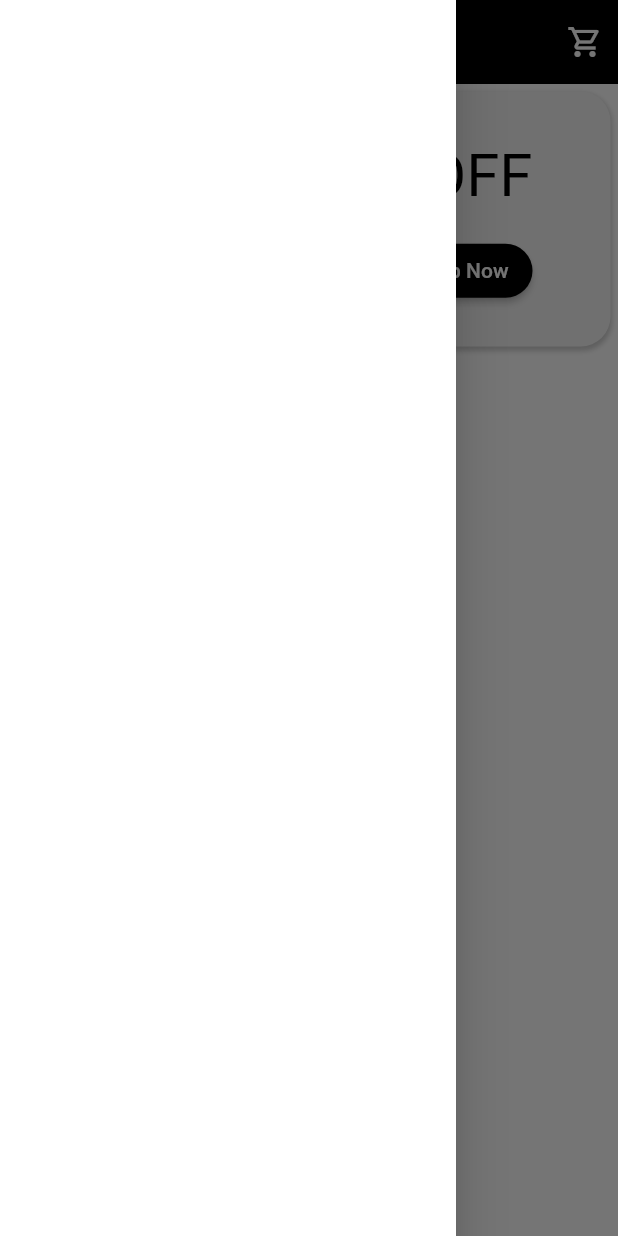
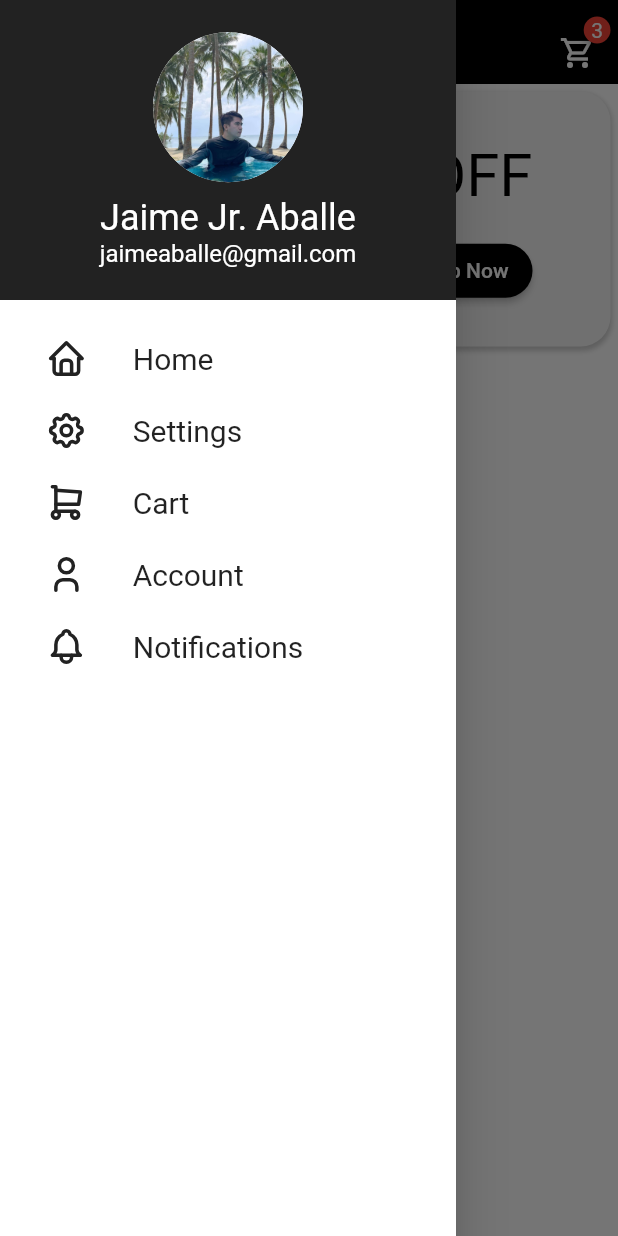
Before and after one commit to janjan011029/sneakers_app, a Flutter app: the HomePage screen opened directly, with the side drawer open, on a phone screen of 412 x 824 dp. Run offline on Flutter 3.47's test engine with Material 2 defaults, Android fonts, the light colour scheme and no system bars; drawn by our look-alikes of badges; our stand-ins replace awesome_snackbar_content, cached_network_image, dio, equatable, flutter_bloc, flutter_tabler_icons and 3 more; accounts and stored records are empty; generated files the repository leaves out were written again; network calls fail; Roboto replaces fonts that are missing (Raleway).

Commit message:
Add state management for cart module and design UI for drawer in home page.

```diff
--- a/lib/features/home/presentation/pages/home_page.dart
+++ b/lib/features/home/presentation/pages/home_page.dart
@@ -1,6 +1,8 @@
 import 'package:flutter/material.dart';
 import 'package:flutter_bloc/flutter_bloc.dart';
+import 'package:flutter_tabler_icons/flutter_tabler_icons.dart';
 import 'package:go_router/go_router.dart';
+import 'package:badges/badges.dart' as badges;
 
 import '../../../../api/client.dart';
 import '../../../../utils/constant/app_enums.dart';
@@ -33,12 +35,20 @@ class _HomePageState extends State<HomePage> {
           appBar: AppBar(
             actions: [
               Padding(
-                padding: const EdgeInsets.only(right: 10),
+                padding: const EdgeInsets.only(right: 15, top: 15),
                 child: GestureDetector(
-                    onTap: () {
-                      context.push('/cart');
-                    },
-                    child: const Icon(Icons.shopping_cart_outlined)),
+                  onTap: () {
+                    context.push('/cart');
+                  },
+                  child: const badges.Badge(
+                      badgeContent: Text(
+                        '3',
+                        style: TextStyle(
+                          color: Colors.white,
+                        ),
+                      ),
+                      child: Icon(Icons.shopping_cart_outlined)),
+                ),
               ),
             ],
             centerTitle: true,
@@ -117,8 +127,114 @@ class NavigationDrawer extends StatelessWidget {
 
   @override
   Widget build(BuildContext context) {
-    return const Drawer(
+    return Drawer(
       backgroundColor: Colors.white,
+      child: Column(
+        crossAxisAlignment: CrossAxisAlignment.stretch,
+        children: [
+          _renderHeader(),
+          const SizedBox(height: 15),
+          const DrawerIconText(
+            icon: TablerIcons.home,
+            title: 'Home',
+          ),
+          const DrawerIconText(
+            icon: TablerIcons.settings,
+            title: 'Settings',
+          ),
+          const DrawerIconText(
+            icon: TablerIcons.shopping_cart,
+            title: 'Cart',
+          ),
+          const DrawerIconText(
+            icon: TablerIcons.user,
+            title: 'Account',
+          ),
+          const DrawerIconText(
+            icon: TablerIcons.bell,
+            title: 'Notifications',
+          ),
+        ],
+      ),
+    );
+  }
+
+  Container _renderHeader() {
+    return Container(
+      color: Colors.black87,
+      height: 200,
+      child: Column(
+        mainAxisAlignment: MainAxisAlignment.center,
+        children: [
+          Center(
+            child: Container(
+              height: 100,
+              decoration: const BoxDecoration(
+                  shape: BoxShape.circle,
+                  color: Colors.white,
+                  image: DecorationImage(image: AssetImage('assets/me.jpg'))),
+            ),
+          ),
+          const SizedBox(height: 10),
+          const Text(
+            'Jaime Jr. Aballe',
+            style: TextStyle(
+              color: Colors.white,
+              fontSize: 24,
+            ),
+          ),
+          const Text(
+            'jaimeaballe@gmail.com',
+            style: TextStyle(
+              color: Colors.white,
+              fontSize: 16,
+            ),
+          ),
+        ],
+      ),
     );
   }
 }
+
+class DrawerIconText extends StatelessWidget {
+  const DrawerIconText({
+    super.key,
+    required this.icon,
+    required this.title,
+  });
+
+  final IconData icon;
+  final String title;
+
+  @override
+  Widget build(BuildContext context) {
+    return Padding(
+      padding: const EdgeInsets.all(10),
+      child: GestureDetector(
+        onTap: () {},
+        child: Row(
+          mainAxisAlignment: MainAxisAlignment.start,
+          crossAxisAlignment: CrossAxisAlignment.center,
+          children: [
+            Expanded(
+              child: Icon(
+                icon,
+                size: 28,
+              ),
+            ),
+            const SizedBox(width: 10),
+            Expanded(
+              flex: 3,
+              child: Text(
+                title,
+                style: const TextStyle(
+                  fontSize: 20,
+                ),
+              ),
+            ),
+          ],
+        ),
+      ),
+    );
+  }
+}
--- a/pubspec.yaml
+++ b/pubspec.yaml
@@ -51,6 +51,7 @@ dependencies:
   awesome_snackbar_content: ^0.1.3
   cached_network_image: ^3.2.3
   shared_preferences: ^2.1.1
+  badges: ^3.1.1
 
 
 dev_dependencies:
@@ -80,6 +81,7 @@ flutter:
     - assets/jordan2.png
     - assets/running.png
     - assets/basketball.png
+    - assets/me.jpg
   #   - images/a_dot_ham.jpeg
 
   # An image asset can refer to one or more resolution-specific "variants", see
```
Also changed, not shown: lib/features/cart/presentation/cubits/cart_cubit.dart (+28 -0 lines), lib/features/cart/presentation/cubits/cart_state.dart (+10 -0 lines), lib/features/favorite/presentation/pages/favorite_page.dart (+17 -7 lines), lib/features/shop/presentation/pages/items_page.dart (+19 -5 lines), assets/me.jpg (added), pubspec.lock.
